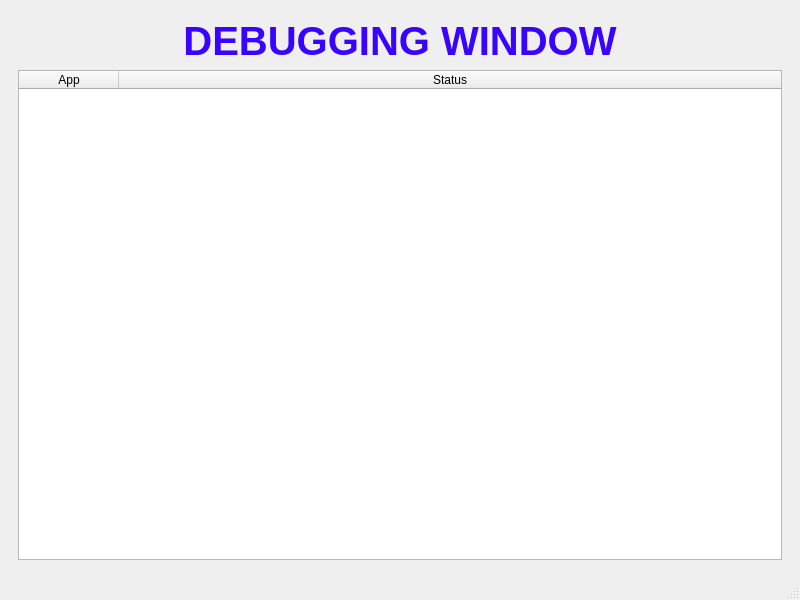
This is core/debug_window.ui in JosephLattisaw/shadow as Qt 5 draws it before an edit. The edited form follows.
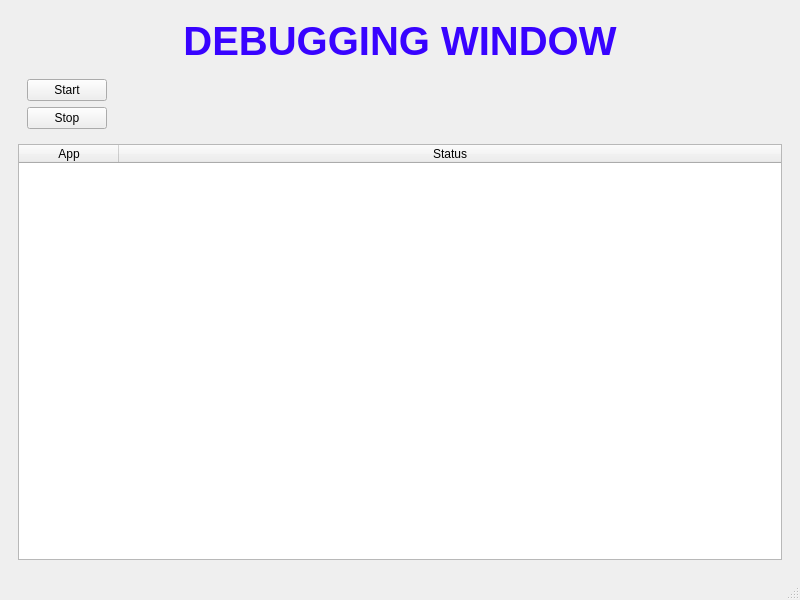
This is the edited form.

Commit message: status updates in gui dynamically and programs run off application button being hit

```diff
--- a/core/debug_window.ui
+++ b/core/debug_window.ui
@@ -72,6 +72,38 @@
          </property>
         </widget>
        </item>
+       <item>
+        <widget class="QWidget" name="widget_2" native="true">
+         <layout class="QVBoxLayout" name="verticalLayout_3">
+          <item>
+           <widget class="QPushButton" name="start_button">
+            <property name="sizePolicy">
+             <sizepolicy hsizetype="Fixed" vsizetype="Fixed">
+              <horstretch>0</horstretch>
+              <verstretch>0</verstretch>
+             </sizepolicy>
+            </property>
+            <property name="text">
+             <string>Start</string>
+            </property>
+           </widget>
+          </item>
+          <item>
+           <widget class="QPushButton" name="stop_button">
+            <property name="sizePolicy">
+             <sizepolicy hsizetype="Fixed" vsizetype="Fixed">
+              <horstretch>0</horstretch>
+              <verstretch>0</verstretch>
+             </sizepolicy>
+            </property>
+            <property name="text">
+             <string>Stop</string>
+            </property>
+           </widget>
+          </item>
+         </layout>
+        </widget>
+       </item>
        <item>
         <widget class="QTableWidget" name="table_widget">
          <property name="editTriggers">
```
The commit also changes 8 other files.
